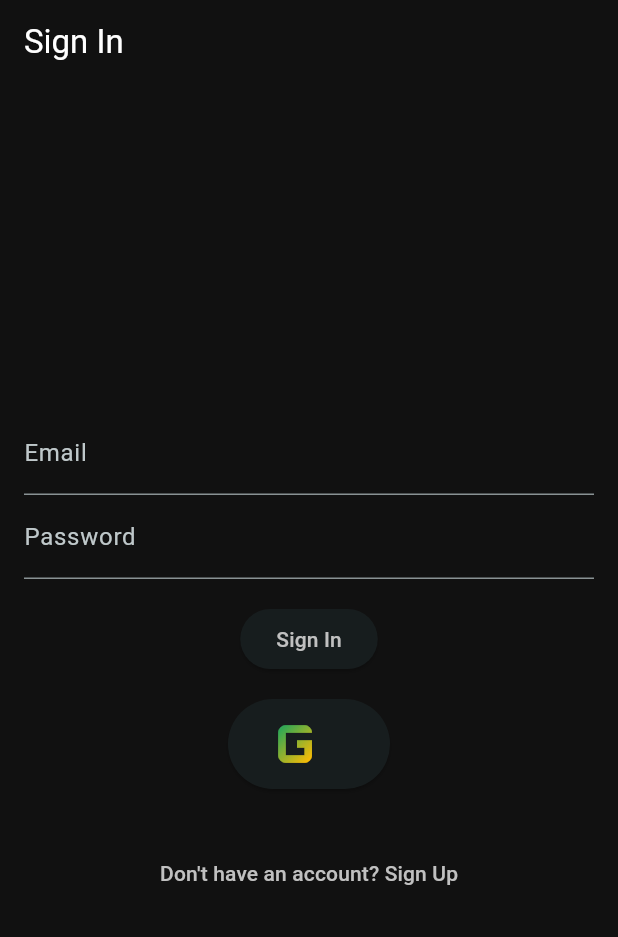
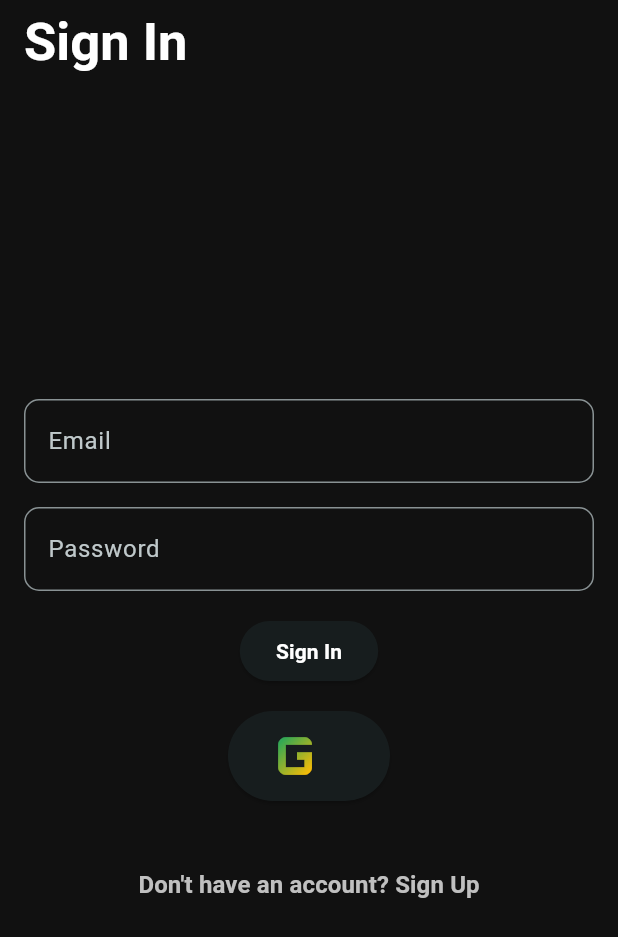
Before and after one commit to winifredubom/Habit-Tracker, a Flutter app: the screen it shows after launch, after a tap on "Already have an account? Sign In", on a phone screen of 412 x 824 dp. Shown: the top 937 px of the screen. Run offline on Flutter 3.47's test engine with Material 3 defaults, Android fonts, the phone set to English and light mode, and no system bars; our stand-ins replace cloud_firestore, easy_date_timeline, firebase_auth, firebase_core, flex_color_scheme, flutter_riverpod and 3 more; accounts and stored records are empty.

Commit message:
sign out fumctionality

```diff
--- a/lib/config/routes/route_path.dart
+++ b/lib/config/routes/route_path.dart
@@ -1,16 +1,27 @@
+import 'package:firebase_auth/firebase_auth.dart';
+import 'package:flutter/widgets.dart';
 import 'package:go_router/go_router.dart';
 import 'package:habit_tracker/modules/screens/home/home_page.dart';
 import 'package:habit_tracker/modules/screens/onboarding/sign_in_page.dart';
 import 'package:habit_tracker/modules/screens/onboarding/sign_up_page.dart';
 import 'package:flutter_riverpod/flutter_riverpod.dart';
 
-
-
 // Provider to check if the user is authenticated
 final authProvider = StateProvider<bool>((ref) => false);
 
+// Firebase Auth service provider
+final authServiceProvider =
+    Provider<FirebaseAuth>((ref) => FirebaseAuth.instance);
+
+// Stream provider for auth state changes
+final authStateProvider = StreamProvider<User?>((ref) {
+  return ref.watch(authServiceProvider).authStateChanges();
+});
+
+final routerProvider = Provider<GoRouter>((ref) {
   final router = GoRouter(
     initialLocation: '/sign-up',
+    refreshListenable: RouterNotifier(ref),
     routes: [
       GoRoute(
         path: '/home',
@@ -18,24 +29,48 @@ final router = GoRouter(
       ),
       GoRoute(
         path: '/sign-up',
-      builder: (context, state) =>  SignUpScreen(),
+        builder: (context, state) => SignUpScreen(),
       ),
       GoRoute(
         path: '/sign-in',
-      builder: (context, state) =>  SignInScreen(),
+        builder: (context, state) => SignInScreen(),
       ),
+
     ],
     redirect: (context, state) {
       final ref = ProviderScope.containerOf(context);
-    final isAuthenticated = ref.read(authProvider);
-    final isSigningIn = state.uri.toString() == '/sign-in' || state.uri.toString() == '/sign-up';
+      final authState = ref.read(authStateProvider);
+      final isSigningIn = state.uri.toString() == '/sign-in' ||
+          state.uri.toString() == '/sign-up';
 
-    if (!isAuthenticated && !isSigningIn) {
-      return '/sign-up';
+          if(authState.isLoading) return null;
+
+          return authState.when(data: (user) {
+            if(user != null){
+              return isSigningIn ? '/home' : null;
             }
-    if (isAuthenticated && isSigningIn) {
-      return '/home';
-    }
-    return null;
+            return !isSigningIn ? '/sign-up' : null;
+          },
+          error: (_, __) => '/sign-up',
+          loading: () => null);
+      // if (!isAuthenticated && !isSigningIn) {
+      //   return '/sign-up';
+      // }
+      // if (isAuthenticated && isSigningIn) {
+      //   return '/home';
+      // }
+      // return null;
     },
   );
+  return router;
+});
+
+class RouterNotifier extends ChangeNotifier {
+  final Ref _ref;
+
+  RouterNotifier(this._ref) {
+    _ref.listen(authStateProvider, (_, __) {
+      notifyListeners();
+    });
+  }
+}
--- a/lib/main.dart
+++ b/lib/main.dart
@@ -13,9 +13,10 @@ void main() async {
 }
 
 // ignore: use_key_in_widget_constructors
-class MyApp extends StatelessWidget {
+class MyApp extends ConsumerWidget {
   @override
-  Widget build(BuildContext context) {
+  Widget build(BuildContext context, WidgetRef ref) {
+    final router = ref.watch(routerProvider);
     return MaterialApp.router(
       debugShowCheckedModeBanner: false,
       routerConfig: router,
--- a/lib/modules/screens/components/google_in_button.dart
+++ b/lib/modules/screens/components/google_in_button.dart
@@ -16,10 +16,10 @@ class GoogleSignInButton extends ConsumerWidget {
         shaderCallback: (Rect bounds) {
           return const  LinearGradient(
             colors: [
-              Color(0xFF4285F4), // Blue
-              Color(0xFF34A853), // Green
-              Color(0xFFFBBC05), // Yellow
-              Color(0xFFEA4335), // Red
+              Color(0xFF4285F4),
+              Color(0xFF34A853),
+              Color(0xFFFBBC05),
+              Color(0xFFEA4335),
             ],
             begin: Alignment.topLeft,
             end: Alignment.bottomRight,
--- a/lib/modules/screens/components/habit_card.dart
+++ b/lib/modules/screens/components/habit_card.dart
@@ -1,5 +1,3 @@
-
-// components/enhanced_habit_card.dart
 
 import 'package:flutter/material.dart';
 import 'package:flutter_riverpod/flutter_riverpod.dart';
@@ -84,7 +82,6 @@ class HabitCard extends ConsumerWidget {
                 children: [
                   Row(
                     children: [
-                      // Completion checkbox
                       Container(
                         decoration: BoxDecoration(
                           shape: BoxShape.circle,
@@ -111,7 +108,6 @@ class HabitCard extends ConsumerWidget {
                         ),
                       ),
                       const SizedBox(width: 16),
-                      // Habit title and streak
                       Expanded(
                         child: Column(
                           crossAxisAlignment: CrossAxisAlignment.start,
@@ -151,7 +147,6 @@ class HabitCard extends ConsumerWidget {
                           ],
                         ),
                       ),
-                      // Edit button
                       IconButton(
                         icon: const Icon(Icons.edit_outlined),
                         onPressed: onEdit,
--- a/lib/modules/screens/onboarding/sign_in_page.dart
+++ b/lib/modules/screens/onboarding/sign_in_page.dart
@@ -21,21 +21,35 @@ class SignInScreen extends ConsumerWidget {
 
   @override
   Widget build(BuildContext context, WidgetRef ref) {
+    final colorScheme = Theme.of(context).colorScheme;
     return Scaffold(
-      appBar: AppBar(title: const Text('Sign In')),
+      appBar: AppBar(title: const Text('Sign In', style: TextStyle(fontSize: 35, fontWeight: FontWeight.w600),)),
       body: Padding(
         padding: const EdgeInsets.all(16.0),
         child: Column(
           mainAxisAlignment: MainAxisAlignment.center,
           children: [
-            TextField(
+             TextField(
               controller: emailController,
-              decoration: const InputDecoration(labelText: 'Email'),
+              decoration: InputDecoration(
+                labelText: 'Email',
+                border: OutlineInputBorder(
+                  borderRadius: BorderRadius.circular(10),
+                  borderSide:const  BorderSide(color: Colors.blue, width: 2),
+                ),
+              ),
               keyboardType: TextInputType.emailAddress,
             ),
+            const SizedBox(height: 16),
             TextField(
               controller: passwordController,
-              decoration: const InputDecoration(labelText: 'Password'),
+              decoration: InputDecoration(
+                labelText: 'Password',
+                border: OutlineInputBorder(
+                  borderRadius: BorderRadius.circular(10),
+                  borderSide: const BorderSide(color: Colors.blue, width: 2),
+                ),
+              ),
               obscureText: true,
             ),
             const SizedBox(height: 16),
@@ -55,9 +69,7 @@ class SignInScreen extends ConsumerWidget {
                             final authService =
                                 ref.read(authServiceProvider);
                             await authService.signInWithEmail(email, password);
-                            ScaffoldMessenger.of(context).showSnackBar(
-                              const SnackBar(content: Text('Signed In!')),
-                            );
+
                             context.go('/home');
                           } catch (e) {
                             ScaffoldMessenger.of(context).showSnackBar(
@@ -70,12 +82,14 @@ class SignInScreen extends ConsumerWidget {
                         },
                   child: isLoading
                       ? const CircularProgressIndicator(color: Colors.white)
-                      : const Text('Sign In'),
+                      : const Text('Sign In',
+                      style: TextStyle(color: Colors.white,
+                            fontWeight: FontWeight.bold),),
                 );
               },
             ),
             const SizedBox(height: 16),
-            const GoogleSignInButton(), // Custom reusable Google sign-in button
+            const GoogleSignInButton(),
             const SizedBox(height: 16),
             Consumer(
               builder: (context, ref, _) {
@@ -92,7 +106,16 @@ class SignInScreen extends ConsumerWidget {
             const SizedBox(height: 16),
             TextButton(
               onPressed: () => context.go('/sign-up'),
-              child: const Text("Don't have an account? Sign Up"),
+               style: TextButton.styleFrom(
+                foregroundColor: colorScheme.primary,
+
+              ),
+              child: const Text("Don't have an account? Sign Up",
+              style: TextStyle(
+                fontWeight: FontWeight.bold,
+                fontSize: 16
+              ),
+              ),
             ),
           ],
         ),
--- a/lib/modules/screens/onboarding/sign_up_page.dart
+++ b/lib/modules/screens/onboarding/sign_up_page.dart
@@ -34,12 +34,12 @@ class SignUpScreen extends ConsumerWidget {
                 labelText: 'Email',
                 border: OutlineInputBorder(
                   borderRadius: BorderRadius.circular(10),
-                  borderSide:const  BorderSide(color: Colors.blue, width: 2),
+                  borderSide: const BorderSide(color: Colors.blue, width: 2),
                 ),
               ),
               keyboardType: TextInputType.emailAddress,
             ),
-           const  SizedBox(height: 16),
+            const SizedBox(height: 16),
             TextField(
               controller: passwordController,
               decoration: InputDecoration(
@@ -58,7 +58,7 @@ class SignUpScreen extends ConsumerWidget {
                 labelText: 'Confirm Password',
                 border: OutlineInputBorder(
                   borderRadius: BorderRadius.circular(10),
-                  borderSide:const  BorderSide(color: Colors.blue, width: 2),
+                  borderSide: const BorderSide(color: Colors.blue, width: 2),
                 ),
               ),
               obscureText: true,
@@ -71,10 +71,10 @@ class SignUpScreen extends ConsumerWidget {
 
                 return Container(
                   decoration: BoxDecoration(
-                   gradient: LinearGradient(
-                colors: [colorScheme.primary, colorScheme.secondary],
-                begin: Alignment.topLeft,
-                end: Alignment.bottomRight),
+                    gradient: LinearGradient(
+                        colors: [colorScheme.primary, colorScheme.secondary],
+                        begin: Alignment.topLeft,
+                        end: Alignment.bottomRight),
                     borderRadius: BorderRadius.circular(10),
                   ),
                   child: ElevatedButton(
@@ -125,7 +125,11 @@ class SignUpScreen extends ConsumerWidget {
                           },
                     child: isLoading
                         ? const CircularProgressIndicator(color: Colors.white)
-                        : const Text('Sign Up', style: TextStyle(color: Colors.white),),
+                        : const Text(
+                            'Sign Up',
+                            style: TextStyle(color: Colors.white,
+                            fontWeight: FontWeight.bold),
+                          ),
                   ),
                 );
               },
@@ -148,7 +152,15 @@ class SignUpScreen extends ConsumerWidget {
             const SizedBox(height: 16),
             TextButton(
               onPressed: () => context.go('/sign-in'),
-              child: const Text('Already have an account? Sign In'),
+              style: TextButton.styleFrom(
+                foregroundColor: colorScheme.primary,
+
+              ),
+              child: const  Text('Already have an account? Sign In',
+              style: TextStyle(
+                fontWeight: FontWeight.bold,
+                fontSize: 16
+              ),),
             ),
           ],
         ),
```
Also changed, not shown: lib/core/auth/auth_page.dart (+2 -30 lines), lib/modules/screens/components/daily_summary_card.dart (+5 -8 lines), lib/modules/screens/components/sign_out_dialog.dart (added, +33 -0 lines), lib/modules/screens/home/home_page.dart (+18 -6 lines), lib/modules/screens/home/new_habit_dialog.dart (added, +50 -0 lines). Lines whose indentation alone changed are shown as unchanged.
